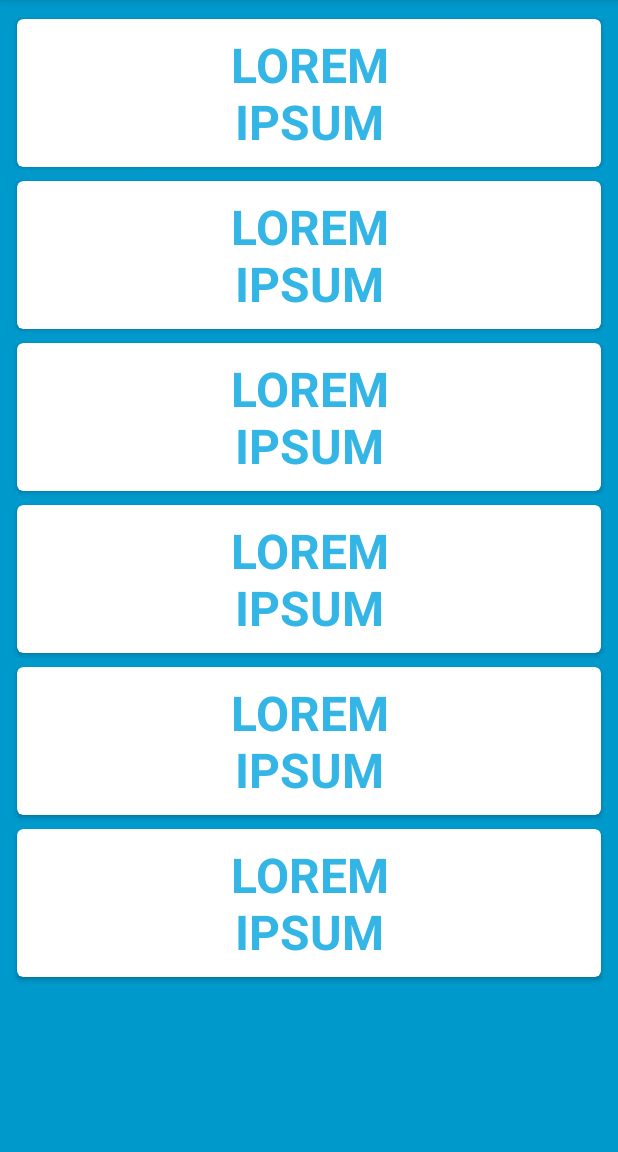
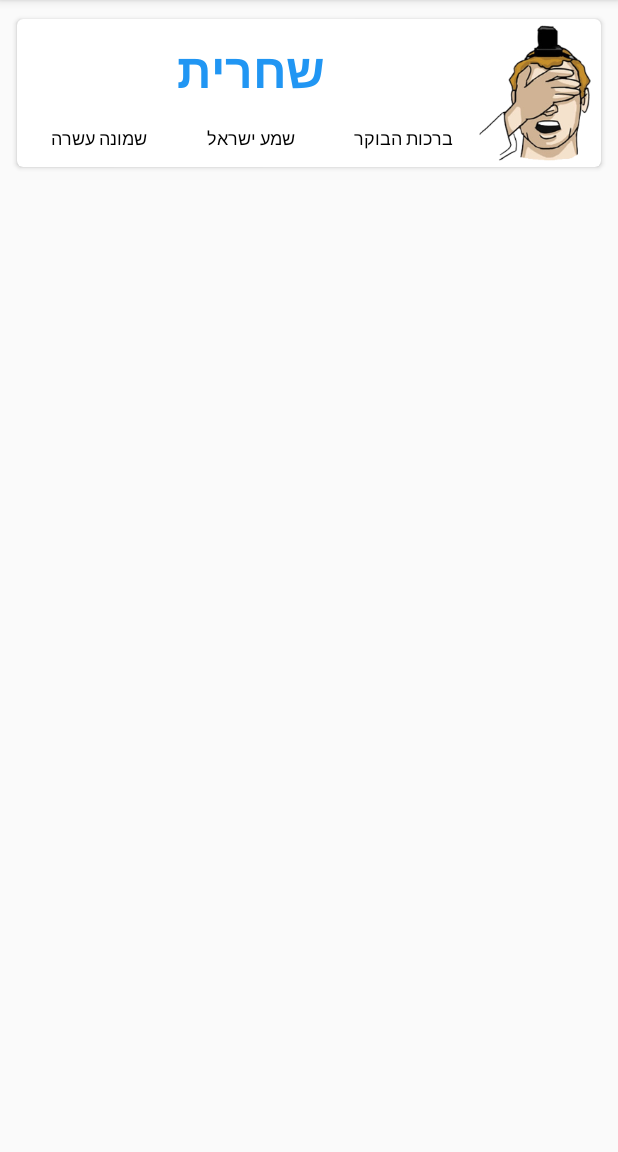
Before and after one commit to yankyn/iglu, an Android app: the screen it shows after launch (VideoListActivity), on a phone screen of 412 x 824 dp, the part 84-1236 px from its top. Run offline under Robolectric (Android 15) with nearby library versions, the phone set to English and light mode, and no system bars.

Commit message:
Designed video list card.

```diff
--- a/app/src/main/AndroidManifest.xml
+++ b/app/src/main/AndroidManifest.xml
@@ -5,7 +5,7 @@
     <application
         android:allowBackup="true"
         android:label="@string/app_name"
-        android:icon="@drawable/penguin"
+        android:icon="@drawable/ic_launcher"
         android:theme="@style/AppTheme">
         <activity
             android:name=".VideoListActivity"
--- a/app/src/main/java/com/yanky/iglu/VideoListActivity.java
+++ b/app/src/main/java/com/yanky/iglu/VideoListActivity.java
@@ -23,7 +23,7 @@ public class VideoListActivity extends ActionBarActivity {
      * Whether or not the system UI should be auto-hidden after
      * {@link #AUTO_HIDE_DELAY_MILLIS} milliseconds.
      */
-    private static final boolean AUTO_HIDE = true;
+    private static final boolean AUTO_HIDE = false;
 
     /**
      * If {@link #AUTO_HIDE} is set, the number of milliseconds to wait after
@@ -123,7 +123,7 @@ public class VideoListActivity extends ActionBarActivity {
         // Trigger the initial hide() shortly after the activity has been
         // created, to briefly hint to the user that UI controls
         // are available.
-        delayedHide(100);
+//        delayedHide(100);
     }
 
 
--- a/app/src/main/res/layout/activity_video_list.xml
+++ b/app/src/main/res/layout/activity_video_list.xml
@@ -1,9 +1,8 @@
 <FrameLayout xmlns:android="http://schemas.android.com/apk/res/android"
+    xmlns:card_view="http://schemas.android.com/apk/res-auto"
     xmlns:tools="http://schemas.android.com/tools"
-    xmlns:card_view="http://schemas.android.com/apk/res-auto"
     android:layout_width="match_parent"
     android:layout_height="match_parent"
-    android:background="#0099cc"
     tools:context=".VideoListActivity">
 
     <!-- The primary full-screen view. This can be replaced with whatever view
@@ -15,80 +14,101 @@
 
         <LinearLayout
             android:layout_width="match_parent"
-            android:layout_height="match_parent" android:orientation="vertical"
+            android:layout_height="wrap_content"
+            android:orientation="vertical"
             android:paddingBottom="8dp"
             android:paddingLeft="8dp"
             android:paddingRight="8dp"
             android:paddingTop="8dp">
 
-            <android.support.v7.widget.CardView card_view:cardCornerRadius="4dp"
-                card_view:cardUseCompatPadding="true" card_view:contentPadding="4dp"
+            <android.support.v7.widget.CardView
                 android:layout_width="match_parent"
-                android:layout_height="108dp">
+                android:layout_height="108dp"
+                card_view:cardCornerRadius="4dp"
+                card_view:cardUseCompatPadding="true"
+                card_view:contentPadding="4dp">
 
-                <TextView android:id="@+id/fullscreen_content" android:layout_width="match_parent"
-                    android:layout_height="match_parent" android:gravity="center" android:keepScreenOn="true"
-                    android:text="@string/dummy_content" android:textColor="#33b5e5" android:textSize="32sp"
-                    android:textStyle="bold" />
+                <LinearLayout
+                    android:layout_width="match_parent"
+                    android:layout_height="match_parent"
+                    android:gravity="end"
+                    android:orientation="horizontal">
+
+                    <LinearLayout
+                        android:layout_width="0dp"
+                        android:layout_height="match_parent"
+                        android:layout_weight="1"
+                        android:orientation="vertical">
+
+                        <TextView
+                            android:id="@+id/fullscreen_content"
+                            android:layout_width="match_parent"
+                            android:layout_height="wrap_content"
+                            android:gravity="center"
+                            android:paddingBottom="8dp"
+                            android:paddingTop="8dp"
+                            android:text="@string/morning"
+                            android:textColor="@color/material_blue_500"
+                            android:textSize="32sp"
+                            android:textStyle="bold" />
+
+                        <LinearLayout
+                            android:layout_width="match_parent"
+                            android:layout_height="match_parent">
+
+                            <TextView
+                                android:layout_width="0dp"
+                                android:layout_height="match_parent"
+                                android:layout_weight="1"
+                                android:gravity="center"
+                                android:text="@string/eighteen"
+                                android:textColor="@color/black"
+                                android:textSize="12sp" />
+
+                            <TextView
+                                android:id="@+id/morn2"
+                                android:layout_width="0dp"
+                                android:layout_height="match_parent"
+                                android:layout_weight="1"
+                                android:gravity="center"
+                                android:text="@string/shma"
+                                android:textColor="@color/black"
+                                android:textSize="12sp" />
+
+                            <TextView
+                                android:id="@+id/morn1"
+                                android:layout_width="0dp"
+                                android:layout_height="match_parent"
+                                android:layout_weight="1"
+                                android:gravity="center"
+                                android:text="@string/morning_prayer"
+                                android:textColor="@color/black"
+                                android:textSize="12sp" />
+                        </LinearLayout>
+
+                    </LinearLayout>
+
+                    <ImageView
+                        android:id="@+id/mornImage"
+                        android:layout_width="wrap_content"
+                        android:layout_height="wrap_content"
+                        android:adjustViewBounds="true"
+                        android:contentDescription="@string/morning"
+                        android:src="@drawable/morn" />
+
+                </LinearLayout>
 
             </android.support.v7.widget.CardView>
 
-            <android.support.v7.widget.CardView android:layout_width="match_parent"
-                android:layout_height="108dp" android:gravity="center"
-                card_view:cardCornerRadius="4dp"
-                card_view:cardUseCompatPadding="true" card_view:contentPadding="4dp">
-                <TextView android:layout_width="match_parent"
-                    android:layout_height="match_parent" android:gravity="center" android:keepScreenOn="true"
-                    android:text="@string/dummy_content" android:textColor="#33b5e5" android:textSize="32sp"
-                    android:textStyle="bold" />
-            </android.support.v7.widget.CardView>
-
-            <android.support.v7.widget.CardView android:layout_width="match_parent"
-                android:layout_height="108dp" android:gravity="center"
-                card_view:cardCornerRadius="4dp"
-                card_view:cardUseCompatPadding="true" card_view:contentPadding="4dp">
-                <TextView android:layout_width="match_parent"
-                    android:layout_height="match_parent" android:gravity="center" android:keepScreenOn="true"
-                    android:text="@string/dummy_content" android:textColor="#33b5e5" android:textSize="32sp"
-                    android:textStyle="bold" />
-            </android.support.v7.widget.CardView>
-
-            <android.support.v7.widget.CardView android:layout_width="match_parent"
-                android:layout_height="108dp" android:gravity="center"
-                card_view:cardCornerRadius="4dp"
-                card_view:cardUseCompatPadding="true" card_view:contentPadding="4dp">
-                <TextView android:layout_width="match_parent"
-                    android:layout_height="match_parent" android:gravity="center" android:keepScreenOn="true"
-                    android:text="@string/dummy_content" android:textColor="#33b5e5" android:textSize="32sp"
-                    android:textStyle="bold" />
-            </android.support.v7.widget.CardView>
-
-            <android.support.v7.widget.CardView android:layout_width="match_parent"
-                android:layout_height="108dp" android:gravity="center"
-                card_view:cardCornerRadius="4dp"
-                card_view:cardUseCompatPadding="true" card_view:contentPadding="4dp">
-                <TextView android:layout_width="match_parent"
-                    android:layout_height="match_parent" android:gravity="center" android:keepScreenOn="true"
-                    android:text="@string/dummy_content" android:textColor="#33b5e5" android:textSize="32sp"
-                    android:textStyle="bold" />
-            </android.support.v7.widget.CardView>
-
-            <android.support.v7.widget.CardView android:layout_width="match_parent"
-                android:layout_height="108dp" android:gravity="center"
-                card_view:cardCornerRadius="4dp"
-                card_view:cardUseCompatPadding="true" card_view:contentPadding="4dp">
-                <TextView android:layout_width="match_parent"
-                    android:layout_height="match_parent" android:gravity="center" android:keepScreenOn="true"
-                    android:text="@string/dummy_content" android:textColor="#33b5e5" android:textSize="32sp"
-                    android:textStyle="bold" />
-            </android.support.v7.widget.CardView>
         </LinearLayout>
     </ScrollView>
 
     <!-- This FrameLayout insets its children based on system windows using
          android:fitsSystemWindows. -->
-    <FrameLayout android:id="@+id/fullscreen_content_controls" android:layout_width="match_parent" android:layout_height="match_parent"
-        android:fitsSystemWindows="true">
-    </FrameLayout>
+    <FrameLayout
+        android:id="@+id/fullscreen_content_controls"
+        android:layout_width="match_parent"
+        android:layout_height="match_parent"
+        android:fitsSystemWindows="true"></FrameLayout>
 
 </FrameLayout>
--- a/app/src/main/res/values/colors.xml
+++ b/app/src/main/res/values/colors.xml
@@ -4,5 +4,6 @@
     <color name="material_blue_500">#2196F3</color>
     <color name="material_blue_700">#1976D2</color>
     <color name="material_green_A200">#69F0AE</color>
+    <color name="black">#000000</color>
 
 </resources>
--- a/app/src/main/res/values/strings.xml
+++ b/app/src/main/res/values/strings.xml
@@ -4,5 +4,10 @@
     <string name="app_name">Iglu</string>
     <string name="dummy_button">Dummy Button</string>
     <string name="dummy_content">LOREM\nIPSUM</string>
+    <string name="morning">שחרית</string>
+    <string name="morning_prayer">ברכות הבוקר</string>
+    <string name="shma">שמע ישראל</string>
+    <string name="eighteen">שמונה עשרה</string>
+    <string name="we_must_praise">עלינו לשבח</string>
 
 </resources>
```
Also changed, not shown: app/src/main/res/drawable-xhdpi/minha.png (added), app/src/main/res/drawable-xhdpi/morn.png (added).
